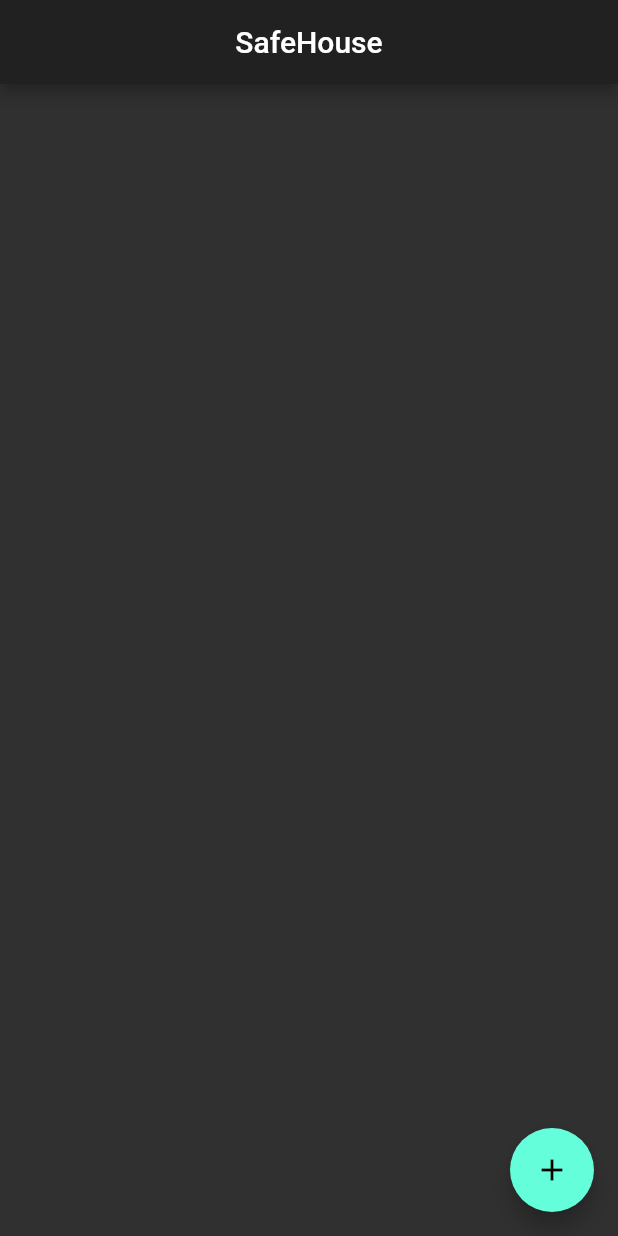
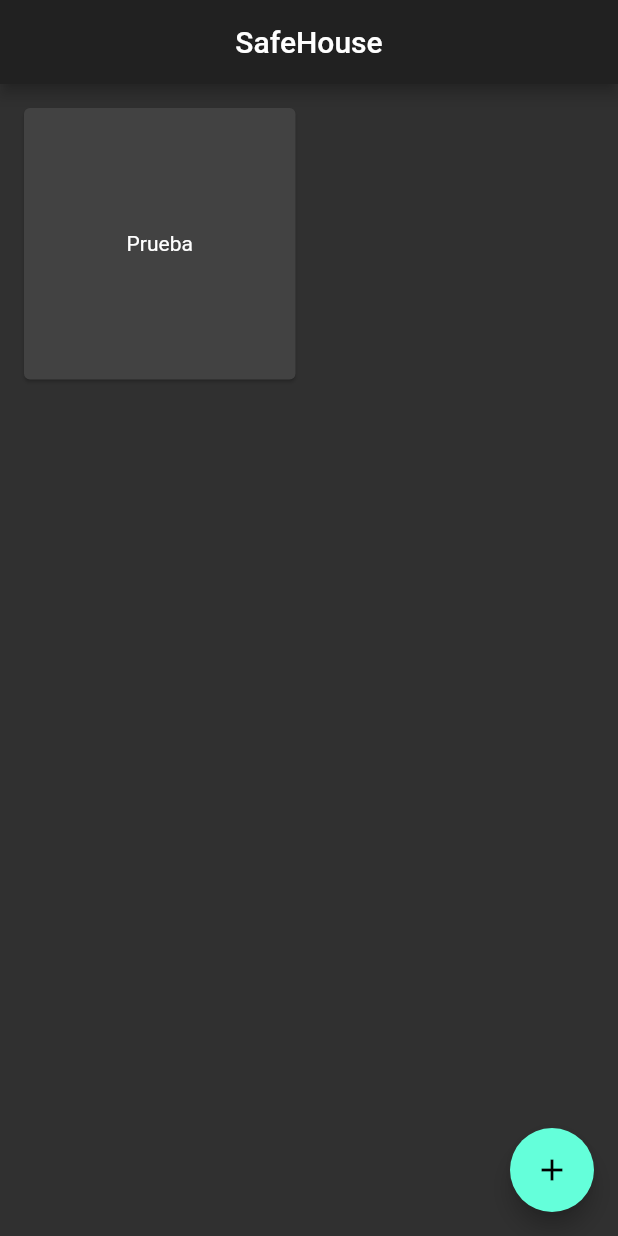
Before and after one commit to DestroctorGT/SafeHouseApp, a Flutter app: the screen it shows after launch, on a phone screen of 412 x 824 dp. Run offline on Flutter 3.47's test engine with Material 2 defaults, Android fonts, the phone set to English and light mode, and no system bars.

Commit message:
Agregado la lista de passwordCards

```diff
--- a/lib/main.dart
+++ b/lib/main.dart
@@ -1,3 +1,4 @@
+import 'package:flutter/cupertino.dart';
 import 'package:flutter/material.dart';
 
 void main() => runApp(MyApp());
@@ -24,17 +25,26 @@ class MyHomePage extends StatefulWidget {
 }
 
 class _MyHomePageState extends State<MyHomePage> {
+  List<Card> passwordCards = [
+    Card(
+      child: Center(
+        child: Text('Prueba'),
+      ),
+    )
+  ];
+
   @override
   Widget build(BuildContext context) {
     return Scaffold(
       appBar: AppBar(
         title: Center(child: Text(widget.title)),
       ),
-      body: Center(
-        child: Column(
-          mainAxisAlignment: MainAxisAlignment.center,
-          children: <Widget>[],
-        ),
+      body: GridView.count(
+        padding: EdgeInsets.all(12),
+        crossAxisSpacing: 10,
+        mainAxisSpacing: 10,
+        crossAxisCount: 2,
+        children: passwordCards,
       ),
       floatingActionButton: FloatingActionButton(
         onPressed: () {},
```
